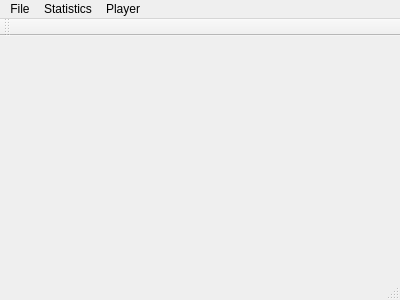
ezfe/qtrepo_eline_mestiasz, file gui/mainwindow.ui: the form before one commit.
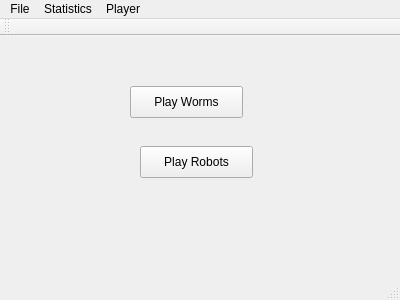
The form after the commit.

The edit to the form file:
```diff
--- a/gui/mainwindow.ui
+++ b/gui/mainwindow.ui
@@ -13,7 +13,34 @@
   <property name="windowTitle">
    <string>MainWindow</string>
   </property>
-  <widget class="QWidget" name="centralWidget"/>
+  <widget class="QWidget" name="centralWidget">
+   <widget class="QPushButton" name="playWormsButton">
+    <property name="geometry">
+     <rect>
+      <x>130</x>
+      <y>50</y>
+      <width>113</width>
+      <height>32</height>
+     </rect>
+    </property>
+    <property name="text">
+     <string>Play Worms</string>
+    </property>
+   </widget>
+   <widget class="QPushButton" name="playRobotsButton">
+    <property name="geometry">
+     <rect>
+      <x>140</x>
+      <y>110</y>
+      <width>113</width>
+      <height>32</height>
+     </rect>
+    </property>
+    <property name="text">
+     <string>Play Robots</string>
+    </property>
+   </widget>
+  </widget>
   <widget class="QMenuBar" name="menuBar">
    <property name="geometry">
     <rect>
```
